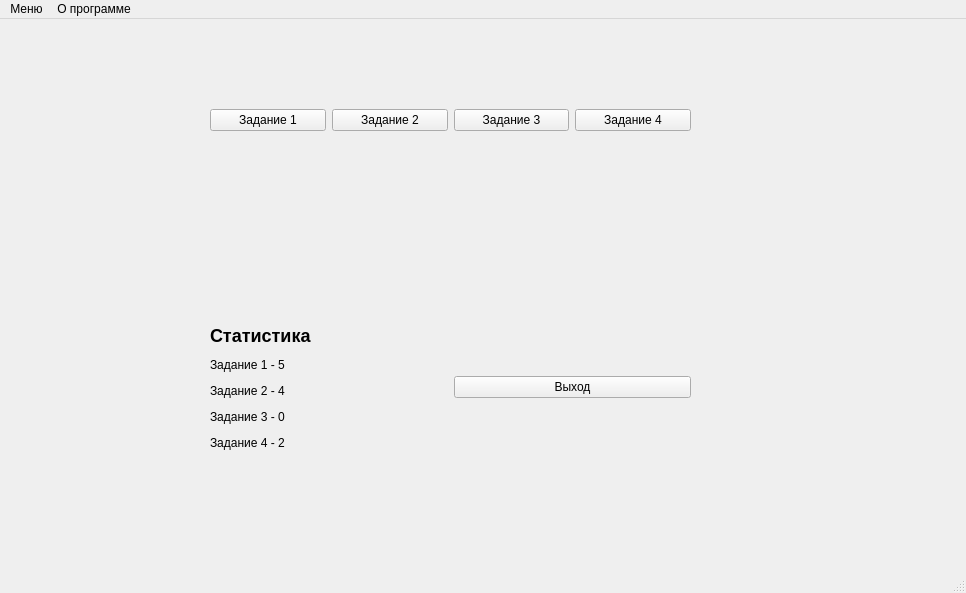
Old version of the form Client/mainwindow.ui in the repository yourProgrammist/ProgProject.
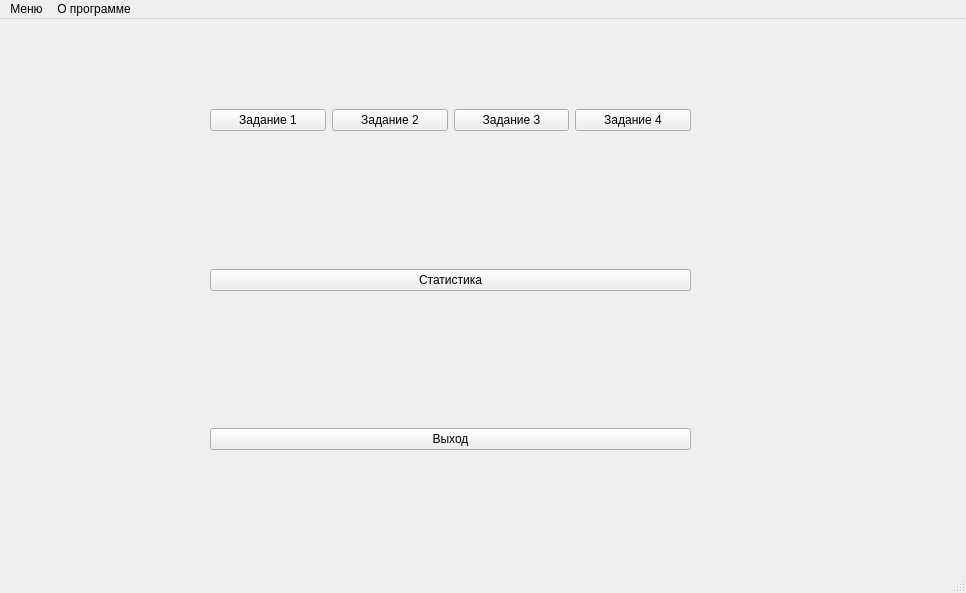
New version of the form.

```diff
--- a/Client/mainwindow.ui
+++ b/Client/mainwindow.ui
@@ -70,14 +70,27 @@
       </spacer>
      </item>
      <item>
-      <layout class="QHBoxLayout" name="horizontalLayout_2">
-       <item>
-        <widget class="QLabel" name="stat_label">
+      <widget class="QPushButton" name="stat_button">
          <property name="text">
-          <string>&lt;html&gt;&lt;head/&gt;&lt;body&gt;&lt;h2 style=&quot; margin-top:16px; margin-bottom:12px; margin-left:0px; margin-right:0px; -qt-block-indent:0; text-indent:0px;&quot;&gt;&lt;span style=&quot; font-size:x-large; font-weight:700;&quot;&gt;Статистика&lt;/span&gt;&lt;/h2&gt;&lt;p&gt;Задание 1 - 5&lt;/p&gt;&lt;p&gt;Задание 2 - 4&lt;/p&gt;&lt;p&gt;Задание 3 - 0&lt;/p&gt;&lt;p&gt;Задание 4 - 2&lt;/p&gt;&lt;/body&gt;&lt;/html&gt;</string>
+        <string>Статистика</string>
          </property>
         </widget>
        </item>
+     <item>
+      <spacer name="verticalSpacer_2">
+       <property name="orientation">
+        <enum>Qt::Vertical</enum>
+       </property>
+       <property name="sizeHint" stdset="0">
+        <size>
+         <width>20</width>
+         <height>40</height>
+        </size>
+       </property>
+      </spacer>
+     </item>
+     <item>
+      <layout class="QHBoxLayout" name="horizontalLayout_2">
        <item>
         <widget class="QPushButton" name="but_exit">
          <property name="text">
```
Lines whose indentation alone changed are shown as unchanged.
